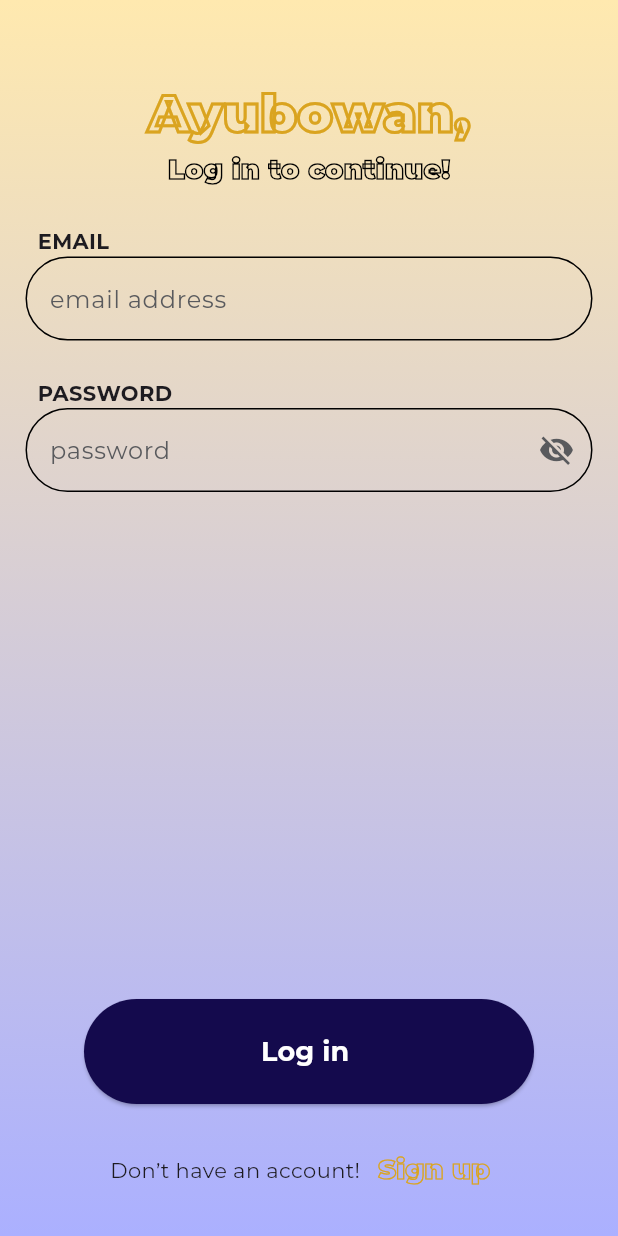
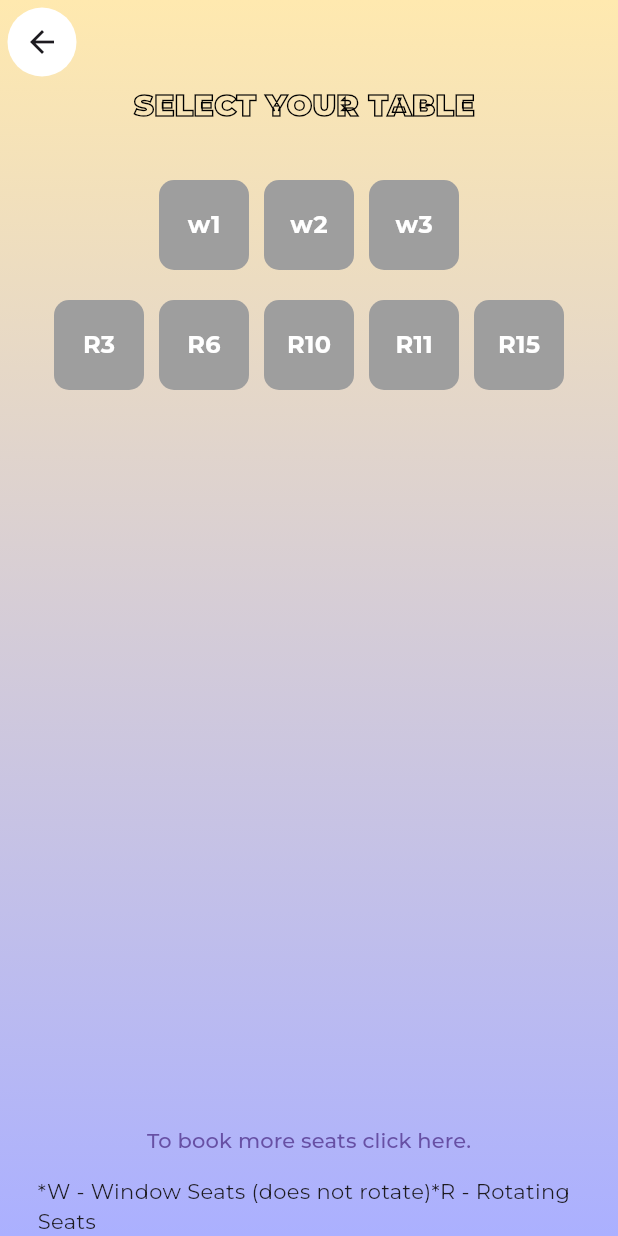
Before and after one commit to Dannansilva/Blue_orbit_mobileApp, a Flutter app: the screen it shows after launch, on a phone screen of 412 x 824 dp. Run offline on Flutter 3.47's test engine with Material 3 defaults, Android fonts, the phone set to English and light mode, and no system bars; our stand-ins replace google_fonts; missing offline and left inert: dart:ffi.

Commit message:
tabels selecting done

```diff
--- a/blue_orbit_mobileapp/lib/main.dart
+++ b/blue_orbit_mobileapp/lib/main.dart
@@ -17,6 +17,7 @@ import 'package:blue_orbit_mobileapp/guest.dart';
 import 'package:blue_orbit_mobileapp/intro.dart';
 import 'package:blue_orbit_mobileapp/intro2.dart';
 import 'package:blue_orbit_mobileapp/noofguest.dart';
+import 'package:blue_orbit_mobileapp/tableno.dart';
 import 'package:flutter/material.dart';
 import 'package:google_fonts/google_fonts.dart';
 
@@ -34,7 +35,7 @@ class MyApp extends StatelessWidget {
         fontFamily: GoogleFonts.montserrat().fontFamily,
       ),
       debugShowCheckedModeBanner: false,
-      home: Login(),
+      home: tableNO(),
       routes: {
         '/intro': (context) => const intro(),
         '/intro2': (context) => const intro2(),
--- /dev/null
+++ b/blue_orbit_mobileapp/lib/tableno.dart
@@ -0,0 +1,141 @@
+// ignore_for_file: prefer_const_constructors, avoid_print, camel_case_types, prefer_const_literals_to_create_immutables
+
+import 'package:flutter/material.dart';
+
+class tableNO extends StatefulWidget {
+  const tableNO({Key? key}) : super(key: key);
+
+  @override
+  State<tableNO> createState() => _tableNOState();
+}
+
+class _tableNOState extends State<tableNO> {
+  String? selectedBox;
+
+  @override
+  Widget build(BuildContext context) {
+    List<String> customTexts = [
+      'w1',
+      'w2',
+      'w3',
+      'R3',
+      'R6',
+      'R10',
+      'R11',
+      'R15'
+    ]; // Custom texts for each box
+
+    return Scaffold(
+      appBar: AppBar(
+        backgroundColor: Colors.transparent,
+        leading: Padding(
+          padding: const EdgeInsets.all(5.0),
+          child: Container(
+            decoration: BoxDecoration(
+              borderRadius: BorderRadius.circular(50),
+              color: Colors.white,
+            ),
+            child: IconButton(
+              onPressed: () {
+                Navigator.pushNamed(context, "/reserv");
+              },
+              icon: const Icon(Icons.arrow_back_outlined),
+            ),
+          ),
+        ),
+      ),
+      extendBodyBehindAppBar: true,
+      body: Container(
+        decoration: const BoxDecoration(
+          gradient: LinearGradient(
+            begin: Alignment.bottomRight,
+            end: Alignment.topRight,
+            colors: [Color(0xffABB0FF), Color(0xFFFFE9AF)],
+          ),
+        ),
+        child: SafeArea(
+          child: Center(
+            child: Column(
+              children: [
+                Text(
+                  "SELECT YOUR TABLE ",
+                  style: TextStyle(
+                    fontSize: 20,
+                    fontWeight: FontWeight.w900,
+                    decoration: TextDecoration.none,
+                    foreground: Paint()
+                      ..strokeWidth = 1
+                      ..color = Colors.black
+                      ..style = PaintingStyle.stroke,
+                  ),
+                ),
+                SizedBox(
+                  height: 30,
+                ),
+                //boxes
+                Column(
+                  children: [
+                    Row(
+                      mainAxisAlignment: MainAxisAlignment.center,
+                      children: [
+                        for (int i = 0; i < 3; i++) buildBox(customTexts[i]),
+                      ],
+                    ),
+                    SizedBox(height: 10),
+                    Row(
+                      mainAxisAlignment: MainAxisAlignment.center,
+                      children: [
+                        for (int i = 3; i < customTexts.length; i++)
+                          buildBox(customTexts[i]),
+                      ],
+                    ),
+                  ],
+                ),
+                Spacer(),
+                //book more tabels
+                TextButton(
+                    onPressed: () {},
+                    child: Text("To book more seats click here.")),
+                Padding(
+                  padding: const EdgeInsets.only(left: 25.0),
+                  child: Column(
+                    children: [
+                      Text(
+                          "*W - Window Seats (does not rotate)*R - Rotating Seats")
+                    ],
+                  ),
+                ),
+              ],
+            ),
+          ),
+        ),
+      ),
+    );
+  }
+
+  Widget buildBox(String text) {
+    return GestureDetector(
+      onTap: () {
+        setState(() {
+          selectedBox = text;
+        });
+        print('Selected Box: $selectedBox');
+      },
+      child: Container(
+        width: 60,
+        height: 60,
+        margin: EdgeInsets.all(5),
+        alignment: Alignment.center,
+        decoration: BoxDecoration(
+          color: selectedBox == text ? Color(0xffDAA420) : Colors.grey,
+          borderRadius: BorderRadius.circular(10),
+        ),
+        child: Text(text,
+            style: TextStyle(
+                fontSize: 16,
+                fontWeight: FontWeight.bold,
+                color: Colors.white)),
+      ),
+    );
+  }
+}
```
